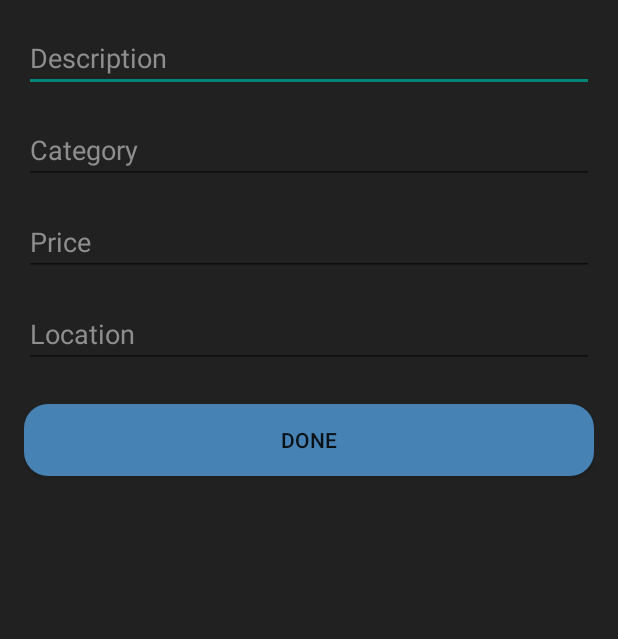
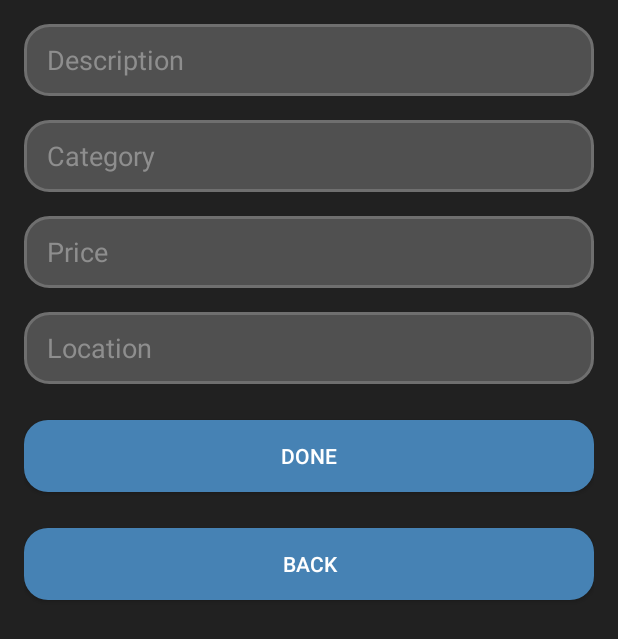
Before and after one commit to CedricAlejo21/PennyWise, an Android app built with Jetpack Compose: the AddTransactionActivity screen opened directly, with no data from a screen before it, on a phone screen of 412 x 824 dp. Shown: the top 639 px of the screen. Run offline under Robolectric (Android 15) with nearby library versions, the phone set to English and light mode, and no system bars; our stand-ins replace Firebase (no records; nobody signed in at launch, a user with empty details on screens opened directly).

Commit message:
Removed unused views, added logout and delete account, fixed older views, fixed welcome message, optimizations overall.

```diff
--- a/app/src/main/java/com/mobdeve/mco/pennywise/AddTransactionActivity.kt
+++ b/app/src/main/java/com/mobdeve/mco/pennywise/AddTransactionActivity.kt
@@ -20,6 +20,7 @@ class AddTransactionActivity : ComponentActivity() {
 
         firebaseAuth = FirebaseAuth.getInstance()
         val addButton = findViewById<Button>(R.id.btn_done)
+        val backButton = findViewById<Button>(R.id.btn_back)
 
         addButton.setOnClickListener {
             val description = findViewById<EditText>(R.id.transaction_description).text.toString()
@@ -32,6 +33,10 @@ class AddTransactionActivity : ComponentActivity() {
             } else {
                 Toast.makeText(this, "Please fill in all fields!", Toast.LENGTH_SHORT).show()
             }
+        }
+
+        backButton.setOnClickListener {
+            finish() // Close the activity and return to the previous screen
         }
     }
 
--- a/app/src/main/java/com/mobdeve/mco/pennywise/TransactionsAdapter.kt
+++ b/app/src/main/java/com/mobdeve/mco/pennywise/TransactionsAdapter.kt
@@ -14,7 +14,6 @@ class TransactionsAdapter(private val transactions: List<Transaction>) :
         val description: TextView = view.findViewById(R.id.transaction_description)
         val category: TextView = view.findViewById(R.id.transaction_category)
         val price: TextView = view.findViewById(R.id.transaction_price)
-        val icon: ImageView = view.findViewById(R.id.transaction_icon)
     }
 
     override fun onCreateViewHolder(parent: ViewGroup, viewType: Int): TransactionViewHolder {
@@ -28,7 +27,6 @@ class TransactionsAdapter(private val transactions: List<Transaction>) :
         holder.description.text = transaction.description
         holder.category.text = transaction.category
         holder.price.text = "₱${transaction.price}"
-        holder.icon.setImageResource(getIconResource(transaction.category))
     }
 
     override fun getItemCount(): Int = transactions.size
--- a/app/src/main/res/layout/activity_add_transaction.xml
+++ b/app/src/main/res/layout/activity_add_transaction.xml
@@ -9,7 +9,11 @@
         android:id="@+id/transaction_description"
         android:layout_width="match_parent"
         android:layout_height="wrap_content"
+        android:background="@drawable/et_background"
         android:hint="Description"
+        android:minHeight="48dp"
+        android:paddingStart="15dp"
+        android:textColor="#90CAF9"
         android:textColorHint="#8E8E8E" />
 
     <EditText
@@ -17,7 +21,11 @@
         android:layout_width="match_parent"
         android:layout_height="wrap_content"
         android:layout_marginTop="16dp"
+        android:background="@drawable/et_background"
         android:hint="Category"
+        android:minHeight="48dp"
+        android:paddingStart="15dp"
+        android:textColor="#90CAF9"
         android:textColorHint="#8E8E8E" />
 
     <EditText
@@ -25,8 +33,12 @@
         android:layout_width="match_parent"
         android:layout_height="wrap_content"
         android:layout_marginTop="16dp"
+        android:background="@drawable/et_background"
         android:hint="Price"
         android:inputType="numberDecimal"
+        android:minHeight="48dp"
+        android:paddingStart="15dp"
+        android:textColor="#90CAF9"
         android:textColorHint="#8E8E8E" />
 
     <EditText
@@ -34,7 +46,11 @@
         android:layout_width="match_parent"
         android:layout_height="wrap_content"
         android:layout_marginTop="16dp"
+        android:background="@drawable/et_background"
         android:hint="Location"
+        android:minHeight="48dp"
+        android:paddingStart="15dp"
+        android:textColor="#90CAF9"
         android:textColorHint="#8E8E8E" />
 
     <Button
@@ -43,5 +59,15 @@
         android:layout_height="wrap_content"
         android:layout_marginTop="24dp"
         android:background="@drawable/btn_rounded_blue"
-        android:text="Done" />
+        android:text="Done"
+        android:textColor="#FFFFFF" />
+
+    <Button
+        android:id="@+id/btn_back"
+        android:layout_width="match_parent"
+        android:layout_height="wrap_content"
+        android:layout_marginTop="24dp"
+        android:background="@drawable/btn_rounded_blue"
+        android:text="Back"
+        android:textColor="#FFFFFF" />
 </LinearLayout>
```
Also changed, not shown: app/src/main/java/com/mobdeve/mco/pennywise/DashboardActivity.kt (+66 -1 lines), app/src/main/res/layout/activity_dashboard.xml (+30 -8 lines), app/src/main/res/layout/activity_login.xml (+2 -11 lines), app/src/main/res/layout/activity_signup.xml (+5 -5 lines), app/src/main/res/layout/activity_view_transaction.xml (deleted, +0 -49 lines), app/src/main/res/layout/transaction_item.xml (+23 -26 lines).
